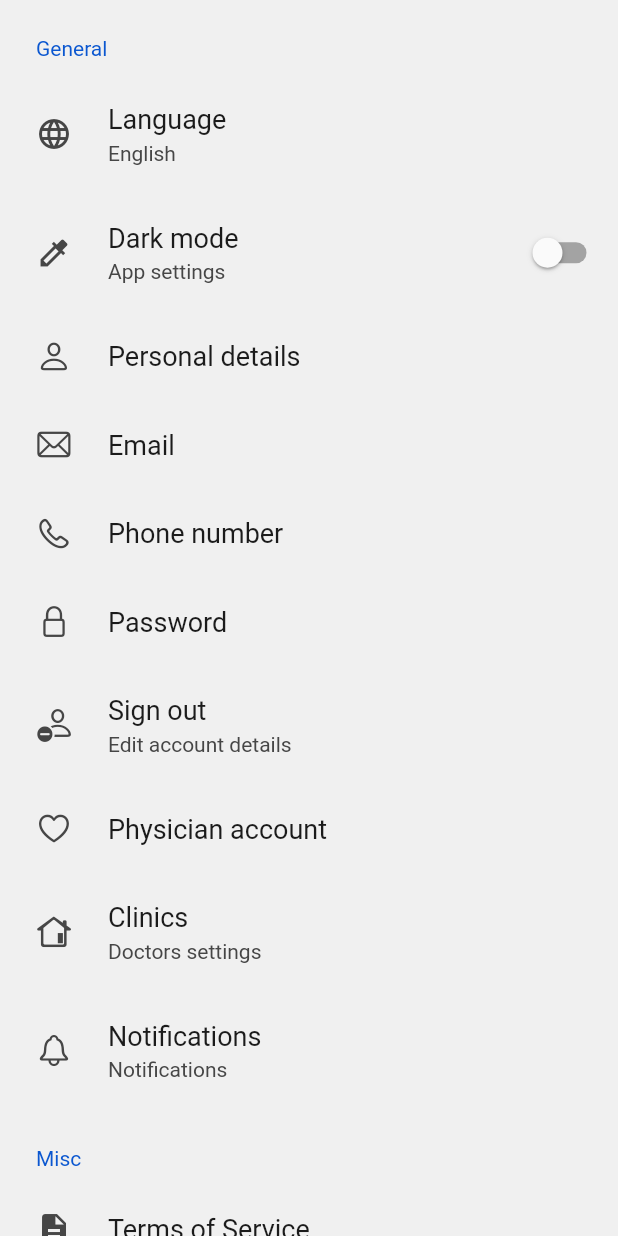
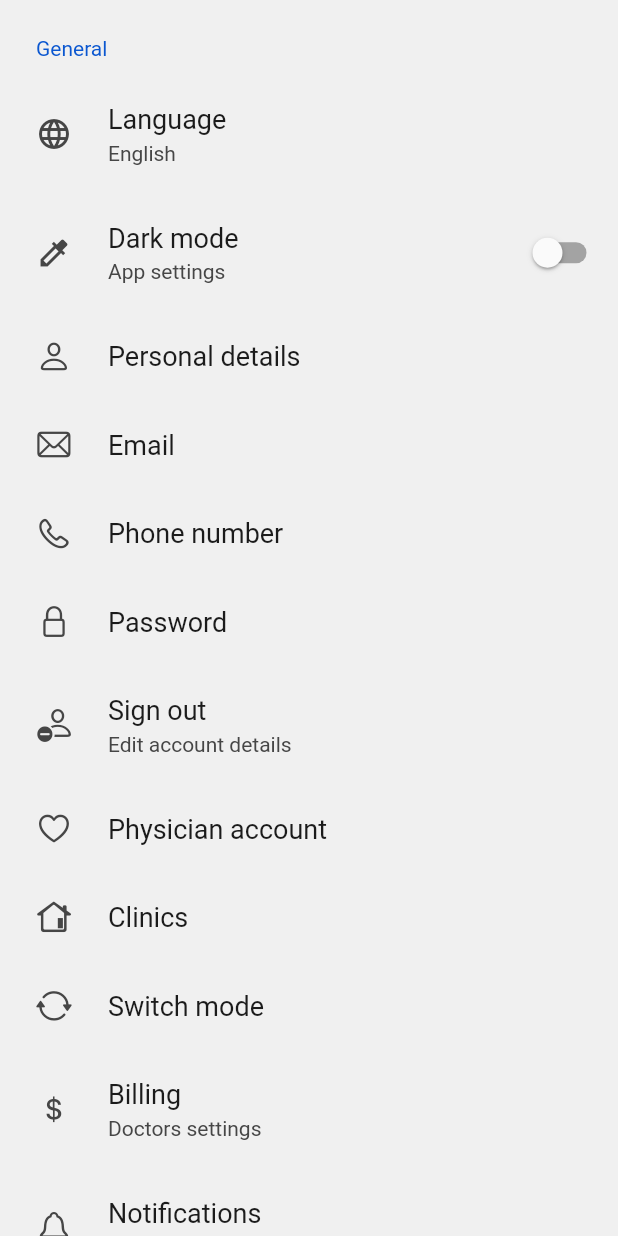
Before and after one commit to medicamina/ui, a Flutter app: the MedicaminaDashSettingsWidget widget shown alone on an empty page, opened directly, on a phone screen of 412 x 824 dp. Run offline on Flutter 3.47's test engine with Material 3 defaults, Android fonts, the phone set to English and light mode, and no system bars; drawn by our look-alikes of calendar_view, settings_ui; our stand-ins replace calendar_timeline, community_material_icon, date_time_picker, device_preview, dropdown_button2, firebase_core and 8 more; missing offline and left inert: event, graphview, random_date, syncfusion_flutter_maps; accounts and stored records are empty.

Commit message:
revamp settings

```diff
--- a/lib/dash/edicts/scripts/widget.dart
+++ b/lib/dash/edicts/scripts/widget.dart
@@ -117,7 +117,9 @@ class __EScriptsCarouselItem extends State<_EScriptsCarouselItem> {
             // mainAxisAlignment: MainAxisAlignment.spaceEvenly,
             children: [
               QrImageView(
-                gapless: false,
+                eyeStyle: Modular.get<MedicaminaThemeState>().getDarkMode() ? const QrEyeStyle(eyeShape: QrEyeShape.square, color: Colors.white) : const QrEyeStyle(eyeShape: QrEyeShape.square, color: Colors.black),
+                dataModuleStyle: Modular.get<MedicaminaThemeState>().getDarkMode() ? const QrDataModuleStyle(dataModuleShape: QrDataModuleShape.square, color: Colors.white) : const QrDataModuleStyle(dataModuleShape: QrDataModuleShape.square, color: Colors.black),
+                gapless: true,
                 data:
                     'https://www.digitalhealth.gov.au/initiatives-and-programs/electronic-prescriptions',
                 version: QrVersions.auto,
--- a/lib/dash/home/table/widget.dart
+++ b/lib/dash/home/table/widget.dart
@@ -168,7 +168,7 @@ class _MedicaminaDashHomeTableWidget
                   child: Theme(
                     data: Modular.get<MedicaminaThemeState>().getDarkMode()
                         ? ThemeData.dark().copyWith(
-                            // textTheme: GoogleFonts.robotoTextTheme(),
+                            textTheme: GoogleFonts.robotoTextTheme(ThemeData(brightness: Brightness.dark).textTheme,),
                             cardTheme: CardTheme(
                               // color: Color.fromARGB(255, 52, 52, 52),
                               color: Color.fromARGB(255, 60, 60, 60),
--- a/lib/dash/settings/widget.dart
+++ b/lib/dash/settings/widget.dart
@@ -990,6 +990,16 @@ class _MedicaminaDashSettingsWidgetState extends State<MedicaminaDashSettingsWid
             SettingsTile.navigation(
               title: Text('Clinics'),
               leading: Icon(CupertinoIcons.house_alt),
+              onPressed: (context) {},
+            ),
+            SettingsTile.navigation(
+              title: Text('Switch mode'),
+              leading: Icon(CupertinoIcons.arrow_2_circlepath ),
+              onPressed: (context) {},
+            ),
+            SettingsTile.navigation(
+              title: Text('Billing'),
+              leading: Icon(CupertinoIcons.money_dollar),
               description: Text('Doctors settings'),
               onPressed: (context) {},
             ),
```
Also changed, not shown: lib/dash/family/widget.dart (+5 -3 lines), lib/widget.dart (+6 -1 lines).
